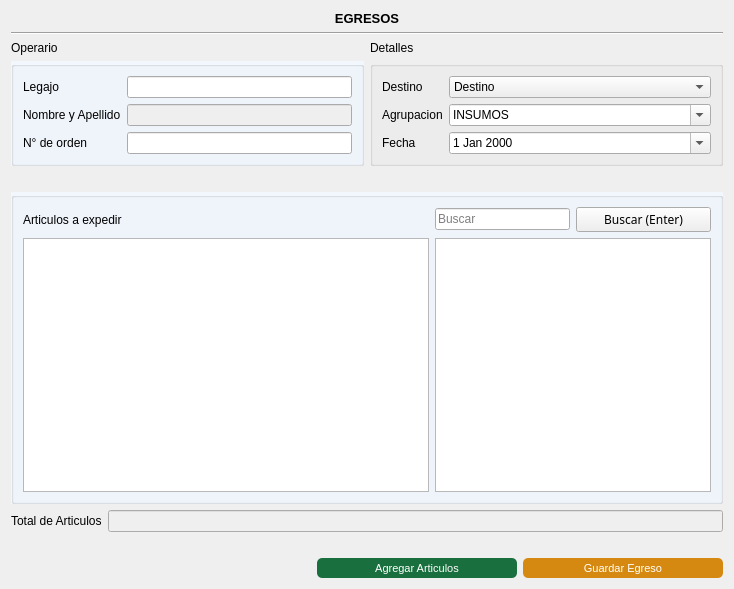
The window that gui/egresos/egreso.ui (Lonaris/Corupel) describes before a commit, drawn with Qt 5.
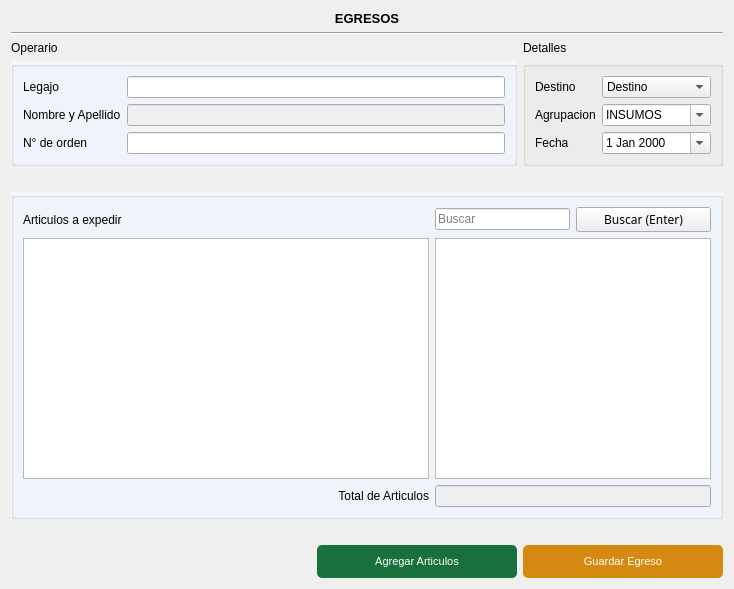
The same window after the commit. Icons and pictures are not drawn.

```diff
--- a/gui/egresos/egreso.ui
+++ b/gui/egresos/egreso.ui
@@ -19,20 +19,7 @@
   </property>
   <layout class="QGridLayout" name="gridLayout_3">
    <item row="0" column="0">
-    <layout class="QGridLayout" name="gridLayout_2" rowstretch="2,2,0,0,2,2,0,800,0,0,0,0" columnstretch="1,1">
-     <item row="6" column="0" colspan="2">
-      <spacer name="horizontalSpacer_2">
-       <property name="orientation">
-        <enum>Qt::Horizontal</enum>
-       </property>
-       <property name="sizeHint" stdset="0">
-        <size>
-         <width>40</width>
-         <height>20</height>
-        </size>
-       </property>
-      </spacer>
-     </item>
+    <layout class="QGridLayout" name="gridLayout_2" rowstretch="0,0,0,0,0,0,0,0,100,0,10" columnstretch="1,0">
      <item row="5" column="1">
       <widget class="QGroupBox" name="Detalles_egreso">
        <property name="styleSheet">
@@ -112,6 +99,19 @@
        </layout>
       </widget>
      </item>
+     <item row="6" column="0" colspan="2">
+      <spacer name="horizontalSpacer_2">
+       <property name="orientation">
+        <enum>Qt::Horizontal</enum>
+       </property>
+       <property name="sizeHint" stdset="0">
+        <size>
+         <width>40</width>
+         <height>20</height>
+        </size>
+       </property>
+      </spacer>
+     </item>
      <item row="7" column="0" rowspan="2" colspan="2">
       <widget class="QGroupBox" name="Articulos">
        <property name="styleSheet">
@@ -122,7 +122,7 @@
        <property name="title">
         <string/>
        </property>
-       <layout class="QGridLayout" name="gridLayout" rowstretch="0,0,0,1" columnstretch="3,1,1">
+       <layout class="QGridLayout" name="gridLayout" rowstretch="0,0,0,1,0" columnstretch="3,1,1">
         <item row="1" column="1">
          <widget class="QLineEdit" name="buscador">
           <property name="placeholderText">
@@ -130,6 +130,13 @@
           </property>
          </widget>
         </item>
+        <item row="1" column="0">
+         <widget class="QLabel" name="label_3">
+          <property name="text">
+           <string>Articulos a expedir</string>
+          </property>
+         </widget>
+        </item>
         <item row="3" column="0">
          <widget class="QTableView" name="tbl_egresos">
           <property name="focusPolicy">
@@ -146,16 +153,6 @@
           </attribute>
          </widget>
         </item>
-        <item row="1" column="0">
-         <widget class="QLabel" name="label_3">
-          <property name="text">
-           <string>Articulos a expedir</string>
-          </property>
-         </widget>
-        </item>
-        <item row="3" column="1" colspan="2">
-         <widget class="QTableView" name="tableView"/>
-        </item>
         <item row="1" column="2">
          <widget class="QPushButton" name="btn_buscar">
           <property name="sizePolicy">
@@ -187,6 +184,32 @@
           </property>
          </widget>
         </item>
+        <item row="3" column="1" colspan="2">
+         <widget class="QTableView" name="tableView"/>
+        </item>
+        <item row="4" column="0">
+         <widget class="QLabel" name="label_total_cant">
+          <property name="text">
+           <string>Total de Articulos</string>
+          </property>
+          <property name="alignment">
+           <set>Qt::AlignRight|Qt::AlignTrailing|Qt::AlignVCenter</set>
+          </property>
+         </widget>
+        </item>
+        <item row="4" column="1" colspan="2">
+         <widget class="QLineEdit" name="egr_total_cant">
+          <property name="enabled">
+           <bool>false</bool>
+          </property>
+          <property name="focusPolicy">
+           <enum>Qt::NoFocus</enum>
+          </property>
+          <property name="alignment">
+           <set>Qt::AlignRight|Qt::AlignTrailing|Qt::AlignVCenter</set>
+          </property>
+         </widget>
+        </item>
        </layout>
       </widget>
      </item>
@@ -197,7 +220,7 @@
        </property>
       </widget>
      </item>
-     <item row="11" column="0" colspan="2">
+     <item row="10" column="0" colspan="2">
       <layout class="QHBoxLayout" name="Botones">
        <item>
         <spacer name="horizontalSpacer">
@@ -305,37 +328,6 @@
        </property>
       </widget>
      </item>
-     <item row="9" column="0" colspan="2">
-      <layout class="QHBoxLayout" name="Totales">
-       <item>
-        <widget class="QLabel" name="label_total_cant">
-         <property name="text">
-          <string>Total de Articulos</string>
-         </property>
-        </widget>
-       </item>
-       <item>
-        <widget class="QLineEdit" name="egr_total_cant">
-         <property name="enabled">
-          <bool>false</bool>
-         </property>
-         <property name="focusPolicy">
-          <enum>Qt::NoFocus</enum>
-         </property>
-         <property name="alignment">
-          <set>Qt::AlignRight|Qt::AlignTrailing|Qt::AlignVCenter</set>
-         </property>
-        </widget>
-       </item>
-      </layout>
-     </item>
-     <item row="4" column="0">
-      <widget class="QLabel" name="label">
-       <property name="text">
-        <string>Operario</string>
-       </property>
-      </widget>
-     </item>
      <item row="0" column="0" rowspan="3" colspan="2">
       <widget class="QLabel" name="label_titulo">
        <property name="font">
@@ -359,6 +351,13 @@
        </property>
       </widget>
      </item>
+     <item row="4" column="0">
+      <widget class="QLabel" name="label">
+       <property name="text">
+        <string>Operario</string>
+       </property>
+      </widget>
+     </item>
      <item row="5" column="0">
       <widget class="QGroupBox" name="Operario">
        <property name="styleSheet">
@@ -410,7 +409,7 @@
        </layout>
       </widget>
      </item>
-     <item row="10" column="0" colspan="2">
+     <item row="9" column="0" colspan="2">
       <spacer name="horizontalSpacer_3">
        <property name="orientation">
         <enum>Qt::Horizontal</enum>
```
